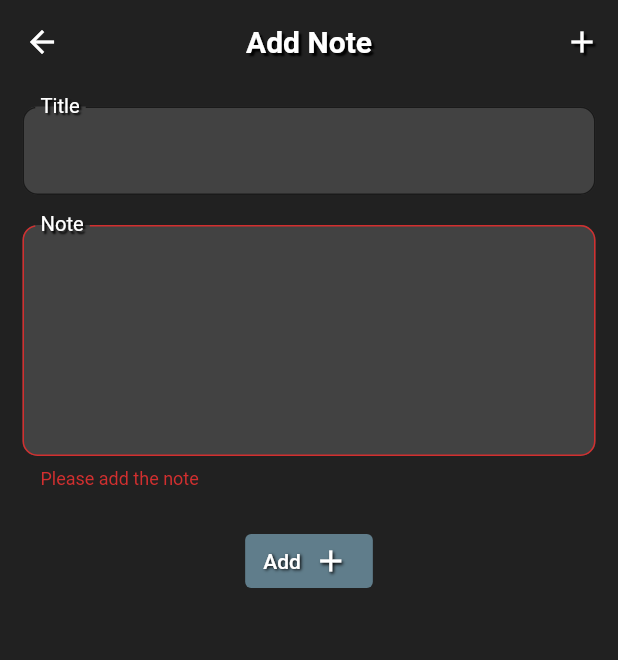
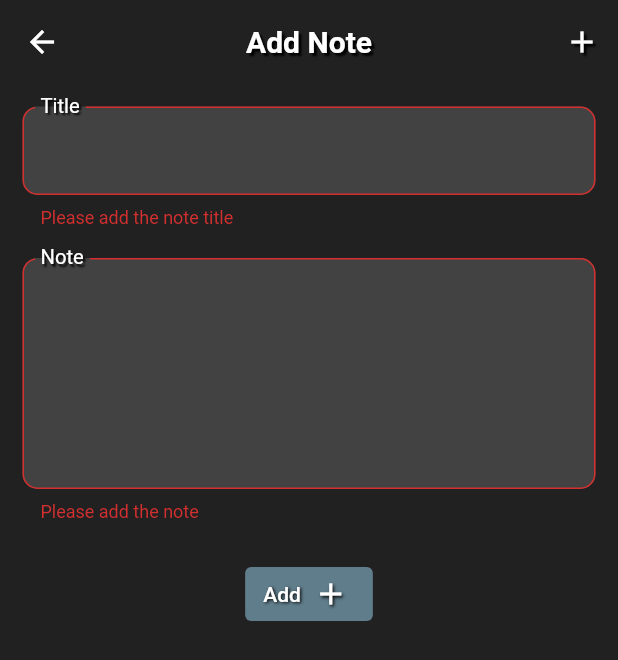
Before and after one commit to AhmedHWally/notes-app, a Flutter app: the AddNote screen opened by its route, after a tap on the "add" icon, on a phone screen of 412 x 824 dp. Shown: the top 660 px of the screen. Run offline on Flutter 3.47's test engine with Material 2 defaults, Android fonts, the phone set to English and light mode, and no system bars; our stand-ins replace shared_preferences, sqflite; accounts and stored records are empty; generated files the repository leaves out were written again.

Commit message:
My third commit

```diff
--- a/lib/main.dart
+++ b/lib/main.dart
@@ -1,4 +1,5 @@
 import 'package:flutter/material.dart';
+import 'package:flutter/services.dart';
 import 'package:last_note_app/providers/locale_provider.dart';
 import 'package:provider/provider.dart';
 import 'package:shared_preferences/shared_preferences.dart';
@@ -13,6 +14,9 @@ import 'package:flutter_localizations/flutter_localizations.dart';
 void main() async {
   WidgetsFlutterBinding.ensureInitialized();
   await SharedPreferences.getInstance();
+  await SystemChrome.setPreferredOrientations(
+    [DeviceOrientation.portraitUp],
+  );
   runApp(const MyApp());
 }
 
--- a/lib/screens/add_note_screen.dart
+++ b/lib/screens/add_note_screen.dart
@@ -28,7 +28,7 @@ class _AddNoteState extends State<AddNote> {
   }
 
   final _formKey = GlobalKey<FormState>();
-  String title = "";
+  String? title;
   String? note;
   Future<void> addNote() async {
     if (!_formKey.currentState!.validate()) {
@@ -40,9 +40,9 @@ class _AddNoteState extends State<AddNote> {
       await Provider.of<NoteProvider>(context, listen: false).update(newNote);
     } else {
       await Provider.of<NoteProvider>(context, listen: false)
-          .addNote(title, note!);
+          .addNote(title!, note!);
     }
-    Navigator.popUntil(context, (route) => route.isFirst);
+    Navigator.of(context).popUntil((route) => route.isFirst);
   }
 
   @override
@@ -97,6 +97,13 @@ class _AddNoteState extends State<AddNote> {
                 child: Column(children: [
                   TextFormField(
                     initialValue: "${_editedNote.title} ",
+                    validator: (value) {
+                      if (value?.trim() == "" || value == null) {
+                        return AppLocalizations.of(context)!
+                            .addnotetitleerrorlabel;
+                      }
+                      return null;
+                    },
                     style: const TextStyle(color: Colors.white),
                     onChanged: (value) {
                       title = value;
@@ -137,7 +144,7 @@ class _AddNoteState extends State<AddNote> {
                     },
                     style: const TextStyle(color: Colors.white),
                     onChanged: (value) {
-                      note = value;
+                      note = value.replaceAll("\n", " ");
                     },
                     decoration: InputDecoration(
                         alignLabelWithHint: true,
```
